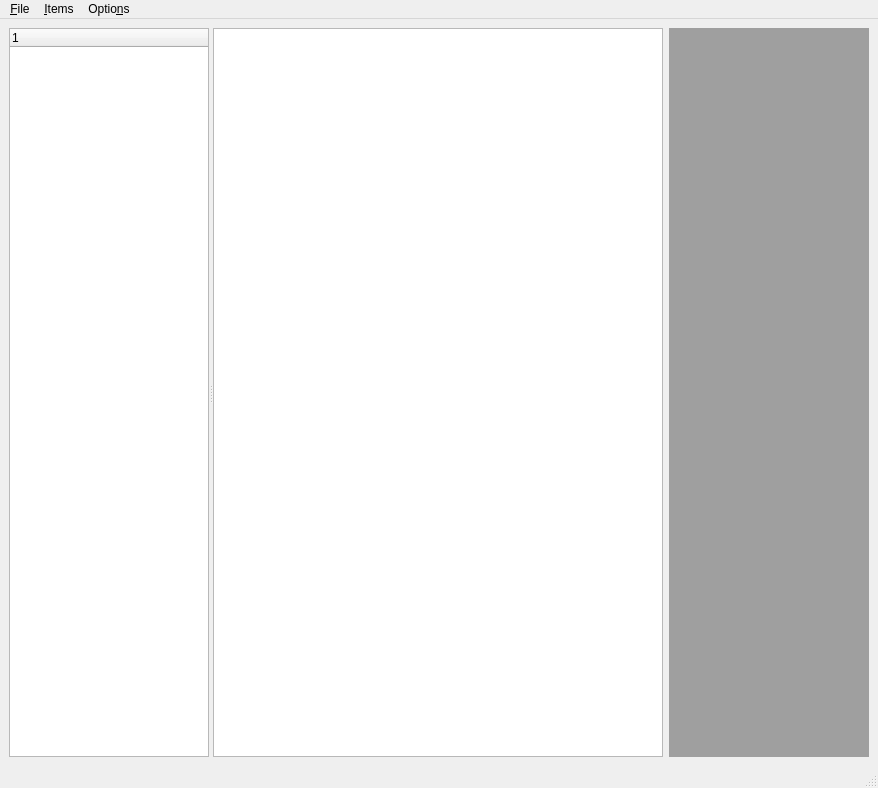
fsoos74/su, file Viewer2D/mapviewer2.ui: the form before one commit.
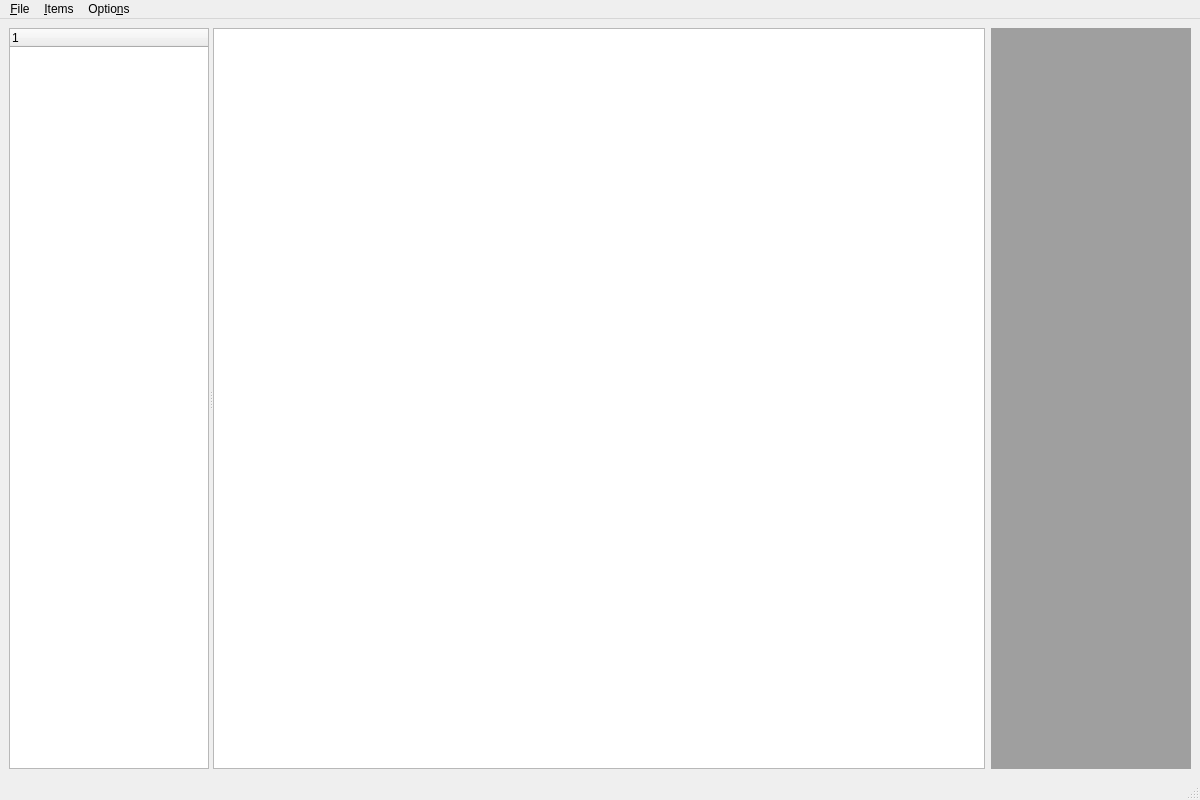
The form after the commit. Custom widgets are drawn as their Qt base class.

Commit message: -histogramcolorscale config dialog orientation vertical/horizontal

The edit to the form file:
```diff
--- a/Viewer2D/mapviewer2.ui
+++ b/Viewer2D/mapviewer2.ui
@@ -6,8 +6,8 @@
    <rect>
     <x>0</x>
     <y>0</y>
-    <width>878</width>
-    <height>788</height>
+    <width>1200</width>
+    <height>800</height>
    </rect>
   </property>
   <property name="windowTitle">
@@ -67,7 +67,7 @@
     <item>
      <widget class="QMdiArea" name="legendArea">
       <property name="sizePolicy">
-       <sizepolicy hsizetype="Minimum" vsizetype="Expanding">
+       <sizepolicy hsizetype="Fixed" vsizetype="Expanding">
         <horstretch>0</horstretch>
         <verstretch>0</verstretch>
        </sizepolicy>
@@ -84,9 +84,12 @@
         <height>16777215</height>
        </size>
       </property>
-      <property name="horizontalScrollBarPolicy">
+      <property name="verticalScrollBarPolicy">
        <enum>Qt::ScrollBarAsNeeded</enum>
       </property>
+      <property name="horizontalScrollBarPolicy">
+       <enum>Qt::ScrollBarAlwaysOff</enum>
+      </property>
       <property name="sizeAdjustPolicy">
        <enum>QAbstractScrollArea::AdjustIgnored</enum>
       </property>
@@ -99,7 +102,7 @@
     <rect>
      <x>0</x>
      <y>0</y>
-     <width>878</width>
+     <width>1200</width>
      <height>25</height>
     </rect>
    </property>
```
The commit also changes 3 other files.
